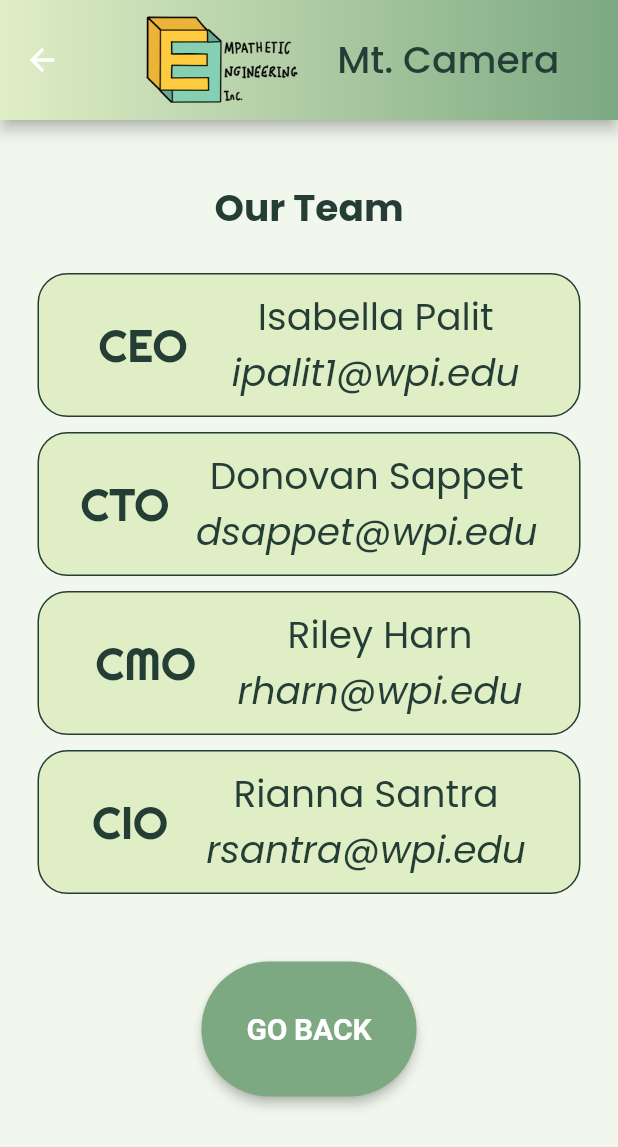
After one commit to zzberries/mt_camera, a Flutter app: the AboutUsPage screen opened directly, scrolled down 183 dp, after a tap on "GET CONTACT INFO", on a phone screen of 412 x 824 dp. The commit adds this screen. Shown: the top 1147 px of the screen. Run offline on Flutter 3.47's test engine with Material 2 defaults, Android fonts, the phone set to English and light mode, and no system bars; our stand-ins replace flutter_blue_plus, google_fonts, permission_handler; missing offline and left inert: external_app_launcher.

```diff
--- /dev/null
+++ b/lib/about_us.dart
@@ -0,0 +1,125 @@
+import 'package:flutter/material.dart';
+import 'package:mt_camera/color_constants.dart';
+import 'package:mt_camera/contact_information.dart';
+
+class AboutUsPage extends StatelessWidget {
+  const AboutUsPage({super.key});
+
+  @override
+  Widget build(BuildContext context) {
+    return Scaffold(
+      backgroundColor: mintCream,
+      appBar: AppBar(
+        toolbarHeight: 80, // fixed height
+        title: Row(
+            mainAxisAlignment: MainAxisAlignment.spaceEvenly,
+            children: [
+              Image.asset('assets/images/unnamed.png', scale: 8),
+              const Text(
+                'Mt. Camera',
+                style: TextStyle(
+                    color: darkSlateGray,
+                    fontSize: 25
+                ),
+              )
+            ]
+        ),
+        flexibleSpace: Container(
+          decoration: const BoxDecoration(
+            gradient: LinearGradient(
+                colors: <Color>[nyanza, cambridgeBlue]),
+          ),
+        ),
+      ),
+      body: Container(
+        margin: const EdgeInsets.all(20),
+        child: ListView(
+          children: [
+            Container(
+              margin: const EdgeInsets.symmetric(vertical: 20.0, horizontal: 0.0),
+              child: const Text(
+                "Empathetic Engineering, Inc.",
+                textAlign: TextAlign.center,
+                style: TextStyle(
+                    fontSize: 35.0,
+                    fontWeight: FontWeight.bold,
+                    color: darkSlateGray
+                ),
+              ),
+            ),
+            Container(
+              margin: const EdgeInsets.symmetric(vertical: 0.0, horizontal: 30.0),
+              child: const Text(
+                  "We are a group of high school students trying to develop a flexible camera mount for wheelchair users. This app controls the actual mount of the camera through an Arduino board.",
+                  style: TextStyle(
+                      fontSize: 25.0,
+                      color: darkSlateGray
+                  )
+              )
+            ),
+            Container(
+                margin: const EdgeInsets.symmetric(vertical: 20.0, horizontal: 30.0),
+                child: const Text(
+                    "If you experience any problems, please contact us through these email addresses.",
+                    style: TextStyle(
+                        fontSize: 25.0,
+                        color: darkSlateGray
+                    )
+                )
+            ),
+            Container(
+              margin: const EdgeInsets.symmetric(vertical: 20.0, horizontal: 0),
+              child: ElevatedButton(
+                  onPressed: () {
+                    Navigator.push(
+                      context,
+                      MaterialPageRoute(builder: (context) => ContactInfo()),
+                    );
+                  },
+                  style: ElevatedButton.styleFrom(
+                    shape: const StadiumBorder(),
+                    padding: const EdgeInsets.all(30.0),
+                    backgroundColor: cambridgeBlue,
+                    textStyle: const TextStyle(
+                        fontWeight: FontWeight.bold
+                    ),
+                    elevation: 3,
+                  ),
+                  child: const Text(
+                      "GET CONTACT INFO",
+                      textAlign: TextAlign.center,
+                      style: TextStyle(
+                        fontSize: 20.0,
+                        fontWeight: FontWeight.bold,
+                      )
+                  )
+              ),
+            ),
+            ElevatedButton(
+                onPressed: () {
+                  Navigator.pop(context);
+                },
+                style: ElevatedButton.styleFrom(
+                  shape: const StadiumBorder(),
+                  padding: const EdgeInsets.all(30.0),
+                  backgroundColor: cambridgeBlue,
+                  textStyle: const TextStyle(
+                      fontWeight: FontWeight.bold
+                  ),
+                  elevation: 3,
+                ),
+                child: const Text(
+                    "GO BACK",
+                    textAlign: TextAlign.center,
+                    style: TextStyle(
+                      fontSize: 20.0,
+                      fontWeight: FontWeight.bold,
+                    )
+                )
+            )
+          ],
+        )
+      )
+    );
+  }
+}
--- /dev/null
+++ b/lib/contact_information.dart
@@ -0,0 +1,148 @@
+import 'package:flutter/material.dart';
+import 'package:google_fonts/google_fonts.dart';
+import 'package:mt_camera/color_constants.dart';
+
+class ContactInfo extends StatelessWidget {
+  List<PeoplePosition> pos = [
+    PeoplePosition(personName: "Isabella Palit", emailId: "ipalit1@wpi.edu", position: 'CEO'),
+    PeoplePosition(personName: "Donovan Sappet", emailId: "dsappet@wpi.edu", position: 'CTO'),
+    PeoplePosition(personName: "Riley Harn", emailId: "rharn@wpi.edu", position: 'CMO'),
+    PeoplePosition(personName: "Rianna Santra", emailId: "rsantra@wpi.edu", position: 'CIO'),
+  ];
+
+  ContactInfo({super.key});
+
+  Column _buildPeoplePositionCards() {
+    List<Widget> containers = [];
+    for (PeoplePosition ppl in pos) {
+      containers.add(
+        Container(
+          margin: const EdgeInsets.all(5),
+          padding: const EdgeInsets.all(10),
+          decoration: BoxDecoration(
+              border: Border.all(
+                color: darkSlateGray,
+              ),
+              borderRadius: const BorderRadius.all(Radius.circular(20)),
+              color: nyanza
+          ),
+          child: Row(
+            mainAxisAlignment: MainAxisAlignment.spaceEvenly,
+            children: [
+              Text(
+                ppl.position,
+                style: TextStyle(
+                  fontFamily: GoogleFonts.righteous().fontFamily,
+                  color: darkSlateGray,
+                  fontSize: 30.0,
+                )
+              ),
+              Column(
+                children: [
+                  Text(
+                    ppl.personName,
+                    style: const TextStyle(
+                      color: darkSlateGray,
+                      fontSize: 25.0
+                    )
+                  ),
+                  Text(
+                    ppl.emailId,
+                    style: const TextStyle(
+                      color: darkSlateGray,
+                      fontSize: 25.0,
+                      fontStyle: FontStyle.italic,
+                    )
+                  )
+                ]
+              )
+            ],
+          )
+        )
+      );
+    }
+    return Column(children: <Widget>[...containers]);
+  }
+
+  @override
+  Widget build(BuildContext context) {
+    return Scaffold(
+      backgroundColor: mintCream,
+      appBar: AppBar(
+        toolbarHeight: 80, // fixed height:
+        title: Row(
+            mainAxisAlignment: MainAxisAlignment.spaceEvenly,
+            children: [
+              Image.asset('assets/images/unnamed.png', scale: 8),
+              const Text(
+                'Mt. Camera',
+                style: TextStyle(
+                    color: darkSlateGray,
+                    fontSize: 25
+                ),
+              )
+            ]
+        ),
+        flexibleSpace: Container(
+          decoration: const BoxDecoration(
+            gradient: LinearGradient(
+                colors: <Color>[nyanza, cambridgeBlue]),
+          ),
+        ),
+      ),
+      body: Container(
+        margin: const EdgeInsets.all(20),
+        child: Column(
+          children: [
+            Container(
+              margin: const EdgeInsets.symmetric(vertical: 20.0, horizontal: 0.0),
+              child: const Text(
+                  "Our Team",
+                  textAlign: TextAlign.center,
+                  style: TextStyle(
+                    fontSize: 25.0,
+                    fontWeight: FontWeight.bold,
+                    color: darkSlateGray,
+                  )
+              )
+            ),
+            _buildPeoplePositionCards(),
+            Container(
+              margin: const EdgeInsets.all(20.0),
+            ),
+            ElevatedButton(
+                onPressed: () {
+                  Navigator.pop(context);
+                },
+                style: ElevatedButton.styleFrom(
+                  shape: const StadiumBorder(),
+                  padding: const EdgeInsets.all(30.0),
+                  backgroundColor: cambridgeBlue,
+                  textStyle: const TextStyle(
+                      fontWeight: FontWeight.bold
+                  ),
+                  elevation: 3,
+                ),
+                child: const Text(
+                    "GO BACK",
+                    textAlign: TextAlign.center,
+                    style: TextStyle(
+                      fontSize: 20.0,
+                      fontWeight: FontWeight.bold,
+                    )
+                )
+            )
+          ],
+        )
+      ),
+    );
+  }
+}
+
+class PeoplePosition {
+  final String personName;
+  final String emailId;
+  final String position;
+
+  PeoplePosition({required this.personName, required this.emailId, required this.position});
+}
--- a/lib/control_button.dart
+++ /dev/null
@@ -1,6 +0,0 @@
-class ControlButton {
-  final String buttonName;
-  final Function() onTap;
-
-  ControlButton({required this.buttonName, required this.onTap});
-}
```
Also changed, not shown: lib/bluetooth_module_controls.dart (+106 -13 lines), lib/camera_apps.dart (renamed from lib/home_page.dart, +19 -7 lines), lib/main.dart (+2 -10 lines), 1 other file.
